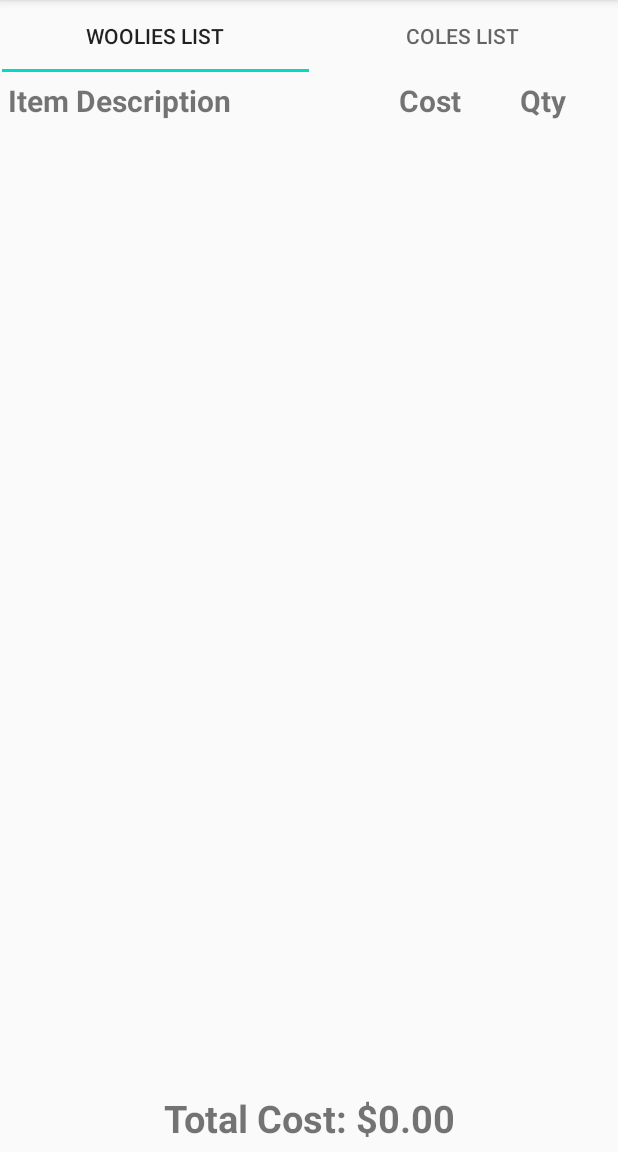
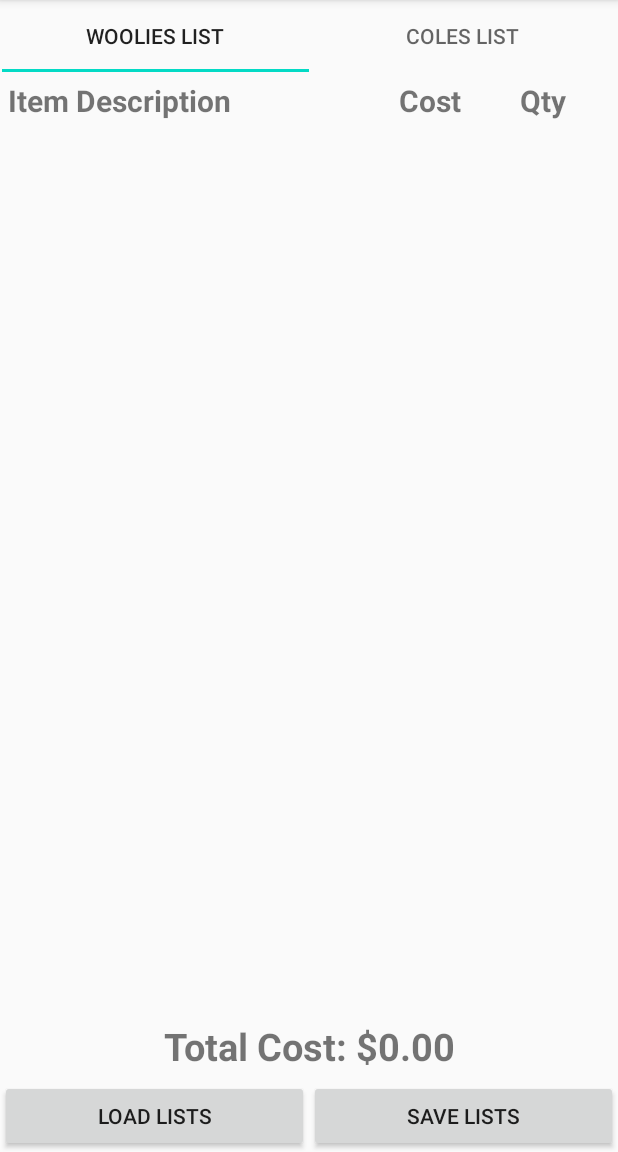
Before and after one commit to LakshanMartin/Weekly_Specials, an Android app: the ShoppingListsActivity screen opened directly, with no data from a screen before it, on a phone screen of 412 x 824 dp, the part 84-1236 px from its top. Run offline under Robolectric (Android 15) with nearby library versions, the phone set to English and light mode, and no system bars; pictures from the network do not load; 1 statement that could not run was skipped.

Commit message:
New Features: - Database classes - Load and Save shopping list buttons
TODO:
- Delete items from list
- Save and load database
- Colourise tabs in shopping list activity

```diff
--- a/app/src/main/java/curtin/edu/au/weeklyspecials/Data/WooliesListSingleton.java
+++ b/app/src/main/java/curtin/edu/au/weeklyspecials/Data/WooliesListSingleton.java
@@ -7,11 +7,13 @@ public class WooliesListSingleton
 {
     private static WooliesListSingleton instance = null;
     private List<ItemData> shoppingList;
+    private int item_ID;
     private double totalCost;
 
     private WooliesListSingleton()
     {
         shoppingList = new ArrayList<>();
+        this.item_ID = 0;
         this.totalCost = 0.0;
     }
 
--- a/app/src/main/java/curtin/edu/au/weeklyspecials/ShoppingListsActivity.java
+++ b/app/src/main/java/curtin/edu/au/weeklyspecials/ShoppingListsActivity.java
@@ -5,16 +5,28 @@ import androidx.viewpager.widget.ViewPager;
 
 import android.content.Intent;
 import android.os.Bundle;
+import android.view.View;
+import android.widget.Button;
+import android.widget.Toast;
 
 import com.google.android.material.tabs.TabItem;
 import com.google.android.material.tabs.TabLayout;
 
+import java.util.List;
+
+import curtin.edu.au.weeklyspecials.Data.ColesListSingleton;
+import curtin.edu.au.weeklyspecials.Data.ItemData;
+import curtin.edu.au.weeklyspecials.Data.WooliesListSingleton;
+import curtin.edu.au.weeklyspecials.Database.ShoppingListDb;
 import curtin.edu.au.weeklyspecials.Helpers.PagerAdapter;
 
 public class ShoppingListsActivity extends AppCompatActivity
 {
     private TabLayout tabLayout;
     private ViewPager viewPager;
+    private Button saveLists, loadLists;
+    private WooliesListSingleton wooliesData = WooliesListSingleton.getInstance();
+    private ColesListSingleton colesData = ColesListSingleton.getInstance();
 
     @Override
     protected void onCreate(Bundle savedInstanceState)
@@ -26,6 +38,8 @@ public class ShoppingListsActivity extends AppCompatActivity
         TabItem wooliesTab = findViewById(R.id.wooliesTab);
         TabItem colesTab = findViewById(R.id.colesTab);
         viewPager = findViewById(R.id.viewPager);
+        saveLists = (Button)findViewById(R.id.btnSaveLists);
+        loadLists = (Button)findViewById(R.id.btnLoadLists);
 
         PagerAdapter pagerAdapter =
                 new PagerAdapter(getSupportFragmentManager(),
@@ -59,6 +73,53 @@ public class ShoppingListsActivity extends AppCompatActivity
 
             }
         });
+
+        saveLists.setOnClickListener(new View.OnClickListener()
+        {
+            @Override
+            public void onClick(View view)
+            {
+                if(!wooliesData.isEmpty() || !colesData.isEmpty())
+                {
+                    ShoppingListDb db = new ShoppingListDb();
+                    db.load(getApplicationContext());
+
+                    if(!wooliesData.isEmpty())
+                    {
+                        List<ItemData> wooliesList = wooliesData.getShoppingList();
+
+                        for(int i = 0; i < wooliesList.size(); i++)
+                        {
+                            db.addWooliesItem(wooliesList.get(i));
+                        }
+                    }
+                    else if(!colesData.isEmpty())
+                    {
+                        List<ItemData> colesList = colesData.getShoppingList();
+
+                        for(int i = 0; i < colesList.size(); i++)
+                        {
+                            db.addColesItem(colesList.get(i));
+                        }
+                    }
+                }
+                else
+                {
+                    String text = "ERROR: No shopping lists created yet...";
+                    Toast toast = Toast.makeText(getApplicationContext(), text, Toast.LENGTH_SHORT);
+                    toast.show();
+                }
+            }
+        });
+
+        loadLists.setOnClickListener(new View.OnClickListener()
+        {
+            @Override
+            public void onClick(View view)
+            {
+
+            }
+        });
     }
 
     private void setActiveTab(int listID)
--- a/app/src/main/res/layout/activity_shopping_lists.xml
+++ b/app/src/main/res/layout/activity_shopping_lists.xml
@@ -43,7 +43,29 @@
         app:layout_constraintTop_toBottomOf="@+id/tabBar"
         app:layout_constraintStart_toStartOf="parent"
         app:layout_constraintEnd_toEndOf="parent"
-        app:layout_constraintBottom_toBottomOf="parent"/>
+        app:layout_constraintBottom_toTopOf="@+id/btnSaveLists"/>
+
+    <Button
+        android:id="@+id/btnLoadLists"
+        android:layout_width="0dp"
+        android:layout_height="wrap_content"
+        android:text="@string/load_shopping_lists"
+        app:layout_constraintWidth_default="percent"
+        app:layout_constraintWidth_percent="0.5"
+        app:layout_constraintStart_toStartOf="parent"
+        app:layout_constraintBottom_toBottomOf="parent" />
+
+    <Button
+        android:id="@+id/btnSaveLists"
+        android:layout_width="0dp"
+        android:layout_height="wrap_content"
+        android:text="@string/save_shopping_lists"
+        app:layout_constraintWidth_default="percent"
+        app:layout_constraintWidth_percent="0.5"
+        app:layout_constraintStart_toEndOf="@+id/btnLoadLists"
+        app:layout_constraintEnd_toEndOf="parent"
+        app:layout_constraintBottom_toBottomOf="parent" />
+
 
 
 </androidx.constraintlayout.widget.ConstraintLayout>
--- a/app/src/main/res/values/strings.xml
+++ b/app/src/main/res/values/strings.xml
@@ -26,4 +26,6 @@
     <string name="coles_list">Coles List</string>
     <string name="item_description">Item Description</string>
     <string name="total_cost">Total Cost: $%.2f</string>
+    <string name="save_shopping_lists">Save Lists</string>
+    <string name="load_shopping_lists">Load Lists</string>
 </resources>
```
Also changed, not shown: app/src/main/java/curtin/edu/au/weeklyspecials/Database/ShoppingListCursor.java (added, +24 -0 lines), app/src/main/java/curtin/edu/au/weeklyspecials/Database/ShoppingListDb.java (added, +88 -0 lines), app/src/main/java/curtin/edu/au/weeklyspecials/Database/ShoppingListDbHelper.java (added, +40 -0 lines), app/src/main/java/curtin/edu/au/weeklyspecials/Database/ShoppingListSchema.java (added, +17 -0 lines).
